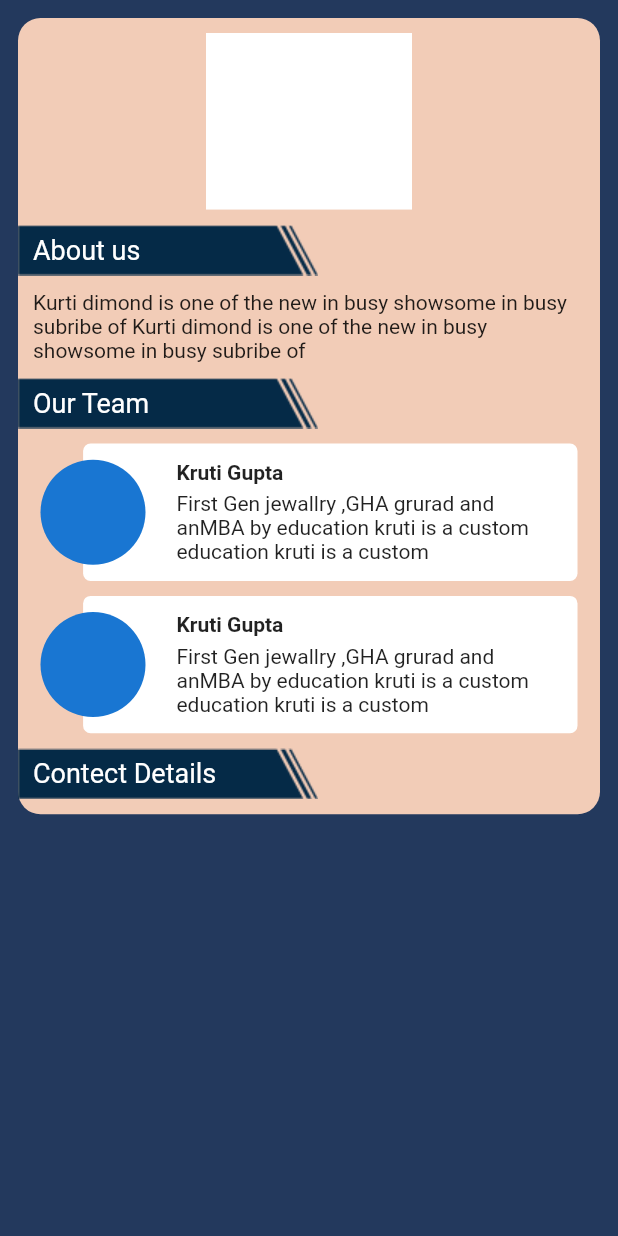
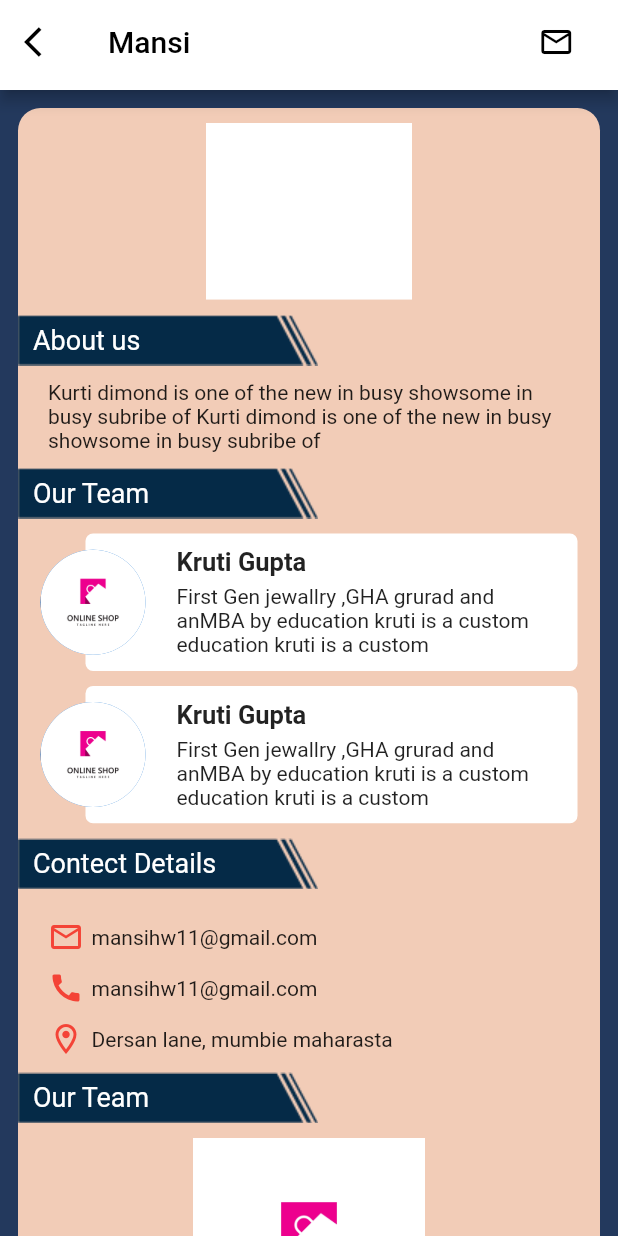
Before and after one commit to CompanyOmTech/food_deliver, a Flutter app: the screen it shows after launch, on a phone screen of 412 x 824 dp. Run offline on Flutter 3.47's test engine with Material 2 defaults, Android fonts, the phone set to English and light mode, and no system bars; drawn by our look-alikes of carousel_slider; our stand-ins replace get.

Commit message:
12-11-2022

```diff
--- a/lib/Screens/aboutus.dart
+++ b/lib/Screens/aboutus.dart
@@ -1,10 +1,16 @@
+import 'package:carousel_slider/carousel_slider.dart';
 import 'package:flutter/material.dart';
 import 'package:get/get.dart';
+import 'package:olocker_demo/Screens/widgets/ourTeam_widgets.dart';
+import 'package:olocker_demo/Screens/widgets/slider_page.dart';
+import 'package:olocker_demo/Screens/widgets/title_image.dart';
+import 'package:olocker_demo/model/imagedata.dart';
+import 'package:olocker_demo/model/imagepath.dart';
+import 'package:olocker_demo/utils/appimages.dart';
 import 'package:olocker_demo/utils/colorsthem.dart';
 import 'package:olocker_demo/utils/dimantion.dart';
-import 'package:sizer/sizer.dart';
-
-import '../utils/appimages.dart';
+import 'package:olocker_demo/utils/extension_method.dart';
+import 'widgets/custemAppbarPage.dart';
 
 class AboutUsPage extends StatefulWidget {
   const AboutUsPage({Key? key}) : super(key: key);
@@ -16,18 +22,20 @@ class AboutUsPage extends StatefulWidget {
 class _AboutUsPageState extends State<AboutUsPage> {
   @override
   Widget build(BuildContext context) {
-    print("current size   " + MediaQuery.of(context).size.height.toString());
-    return Scaffold(
+    // print("current size   " + MediaQuery.of(context).size.height.toString());
+    return SafeArea(
+      child: Scaffold(
         backgroundColor: AppColors.backgroundcolor,
-      body: SafeArea(
-        child: SingleChildScrollView(
+        appBar: CustemAppbarPage(
+            icon: Icons.arrow_back_ios,
+            icon1: Icons.email_outlined,
+            title: "Mansi"),
+        body: SingleChildScrollView(
           child: Column(
             mainAxisAlignment: MainAxisAlignment.start,
             crossAxisAlignment: CrossAxisAlignment.start,
             children: [
-              Padding(
-                padding: const EdgeInsets.all(12),
-                child: Container(
+              Container(
                 padding: const EdgeInsets.symmetric(vertical: 10),
                 width: double.infinity,
                 decoration: BoxDecoration(
@@ -42,166 +50,67 @@ class _AboutUsPageState extends State<AboutUsPage> {
                       decoration: const BoxDecoration(color: Colors.white),
                     ),
                     const SizedBox(height: 10),
+                    TitleAboutPage(text: "About us"),
+                    const SizedBox(height: 10),
+                    const Text(
+                            'Kurti dimond is one of the new in busy showsome in busy subribe of Kurti dimond is one of the new in busy showsome in busy subribe of ')
+                        .commonSymmetricSidePadding(horizontal: 20),
+                    const SizedBox(height: 10),
+                    TitleAboutPage(text: 'Our Team'),
+                    const SizedBox(height: 10),
+                    OurTeamDetailsPage(
+                      text:
+                          'First Gen jewallry ,GHA grurad and anMBA by education kruti is a custom education kruti is a custom',
+                      textname: 'Kruti Gupta',
+                    ),
+                    const SizedBox(height: 10),
+                    OurTeamDetailsPage(
+                      text:
+                          'First Gen jewallry ,GHA grurad and anMBA by education kruti is a custom education kruti is a custom',
+                      textname: 'Kruti Gupta',
+                    ),
+                    const SizedBox(height: 10),
+                    TitleAboutPage(text: "Contect Details"),
+                    const SizedBox(height: 20),
                     Row(
-                        children: [
-                          Stack(
-                            alignment: Alignment.centerLeft,
-                            children: [
-                              Image.asset(
-                                AppImages.about_bg,
+                      children: const [
+                        Icon(
+                          Icons.email_outlined,
+                          color: Colors.red,
                         ),
-                              const Padding(
-                                padding: EdgeInsets.symmetric(horizontal: 10),
-                                child: Text(
-                                  "About us",
-                                  style: TextStyle(
-                                      fontSize: 18, color: Colors.white),
+                        SizedBox(width: 5),
+                        Text("mansihw11@gmail.com"),
+                      ],
+                    ).commonSymmetricSidePadding(horizontal: 20),
+                    const SizedBox(height: 10),
+                    Row(
+                      children: const [
+                        Icon(
+                          Icons.call,
+                          color: Colors.red,
                         ),
+                        SizedBox(width: 5),
+                        Text("mansihw11@gmail.com"),
+                      ],
+                    ).commonSymmetricSidePadding(horizontal: 20),
+                    const SizedBox(height: 10),
+                    Row(
+                      children: const [
+                        Icon(
+                          Icons.location_on_outlined,
+                          color: Colors.red,
                         ),
+                        SizedBox(width: 5),
+                        Text("Dersan lane, mumbie maharasta"),
+                      ],
+                    ).commonSymmetricSidePadding(horizontal: 20),
+                    const SizedBox(height: 10),
+                    TitleAboutPage(text: 'Our Team'),
+                    const SizedBox(height: 10),
+                    const SliderPage(),
                   ],
                 ),
-                        ],
-                      ),
-                      const SizedBox(height: 10),
-                      const Padding(
-                        padding: EdgeInsets.symmetric(horizontal: 10),
-                        child: Text(
-                            'Kurti dimond is one of the new in busy showsome in busy subribe of Kurti dimond is one of the new in busy showsome in busy subribe of '),
-                      ),
-                      const SizedBox(height: 10),
-                      Row(
-                        children: [
-                          Stack(
-                            alignment: Alignment.centerLeft,
-                            children: [
-                              Image.asset(
-                                AppImages.about_bg,
-                              ),
-                              const Padding(
-                                padding: EdgeInsets.symmetric(horizontal: 10),
-                                child: Text(
-                                  "Our Team",
-                                  style: TextStyle(
-                                      fontSize: 18, color: Colors.white),
-                                ),
-                              ),
-                            ],
-                          ),
-                        ],
-                      ),
-                      const SizedBox(height: 10),
-                      Padding(
-                        padding: const EdgeInsets.symmetric(horizontal: 15),
-                        child: Stack(
-                          alignment: Alignment.centerRight,
-                          children: [
-                            Container(
-                              height: Get.size.height / 9,
-                              width: Get.size.width * 0.8,
-                              decoration: BoxDecoration(
-                                  borderRadius: BorderRadius.circular(5),
-                                  color: Colors.white),
-                            ),
-                            const Align(
-                              alignment: Alignment.centerLeft,
-                              child: CircleAvatar(
-                                radius: 35,
-                              ),
-                            ),
-                            Padding(
-                              padding: EdgeInsets.only(
-                                left: Get.size.width * 0.22,
-                                right: Get.size.width * 0.02,
-                              ),
-                              child: Column(
-                                children: [
-                                  Row(
-                                    children: const [
-                                      Text(
-                                        "Kruti Gupta",
-                                        style: TextStyle(
-                                            fontWeight: FontWeight.bold),
-                                      ),
-                                    ],
-                                  ),
-                                  const SizedBox(height: 5),
-                                  const Text(
-                                      "First Gen jewallry ,GHA grurad and anMBA by education kruti is a custom education kruti is a custom"),
-                                ],
-                              ),
-                            )
-                          ],
-                        ),
-                      ),
-                      const SizedBox(height: 10),
-                      Padding(
-                        padding: const EdgeInsets.symmetric(horizontal: 15),
-                        child: Stack(
-                          alignment: Alignment.centerRight,
-                          children: [
-                            Container(
-                              height: Get.size.height / 9,
-                              width: Get.size.width * 0.8,
-                              decoration: BoxDecoration(
-                                  borderRadius: BorderRadius.circular(5),
-                                  color: Colors.white),
-                            ),
-                            const Align(
-                              alignment: Alignment.centerLeft,
-                              child: CircleAvatar(
-                                radius: 35,
-                              ),
-                            ),
-                            Padding(
-                              padding: EdgeInsets.only(
-                                left: Get.size.width * 0.22,
-                                right: Get.size.width * 0.02,
-                              ),
-                              child: Column(
-                                children: [
-                                  Row(
-                                    children: const [
-                                      Text(
-                                        "Kruti Gupta",
-                                        style: TextStyle(
-                                            fontWeight: FontWeight.bold),
-                                      ),
-                                    ],
-                                  ),
-                                  const SizedBox(height: 5),
-                                  const Text(
-                                      "First Gen jewallry ,GHA grurad and anMBA by education kruti is a custom education kruti is a custom"),
-                                ],
-                              ),
-                            )
-                          ],
-                        ),
-                      ),
-                      const SizedBox(height: 10),
-                      Row(
-                        children: [
-                          Stack(
-                            alignment: Alignment.centerLeft,
-                            children: [
-                              Image.asset(
-                                AppImages.about_bg,
-                              ),
-                              const Padding(
-                                padding: EdgeInsets.symmetric(horizontal: 10),
-                                child: Text(
-                                  "Contect Details",
-                                  style: TextStyle(
-                                      fontSize: 18, color: Colors.white),
-                                ),
-                              ),
-                            ],
-                          ),
-                        ],
-                      ),
-                    ],
-                  ),
-                ),
-              ),
+              ).commonAllSidePadding(12),
             ],
           ),
         ),
--- /dev/null
+++ b/lib/Screens/widgets/custemAppbarPage.dart
@@ -0,0 +1,40 @@
+// ignore_for_file: public_member_api_docs, sort_constructors_first
+import 'package:flutter/material.dart';
+import 'package:olocker_demo/utils/dimantion.dart';
+import 'package:olocker_demo/utils/extension_method.dart';
+
+class CustemAppbarPage extends StatelessWidget with PreferredSizeWidget {
+  final String title;
+  final IconData icon;
+  final IconData icon1;
+  Color? color;
+  CustemAppbarPage({
+    Key? key,
+    required this.title,
+    required this.icon,
+    required this.icon1,
+    this.color = Colors.black,
+  }) : super(key: key);
+  Size get preferredSize => const Size.fromHeight(60);
+
+  @override
+  Widget build(BuildContext context) {
+    return AppBar(
+      backgroundColor: Colors.white,
+      leading: Icon(
+        icon,
+        color: color,
+      ),
+      title: Text(
+        title,
+        style: TextStyle(color: color),
+      ),
+      actions: [
+        Icon(
+          icon1,
+          color: color,
+        ).commonOnlyPadding(right: Dimantion.iconPaddingRight),
+      ],
+    );
+  }
+}
--- /dev/null
+++ b/lib/Screens/widgets/ourTeam_widgets.dart
@@ -0,0 +1,64 @@
+import 'package:flutter/material.dart';
+
+import 'package:get/get.dart';
+import 'package:olocker_demo/utils/appimages.dart';
+import 'package:olocker_demo/utils/extension_method.dart';
+
+class OurTeamDetailsPage extends StatelessWidget {
+  Image? image;
+  final String textname;
+  final String text;
+
+  Color? color;
+
+  OurTeamDetailsPage(
+      {Key? key,
+      required this.textname,
+      required this.text,
+      this.color = Colors.white,
+      this.image})
+      : super(key: key);
+
+  @override
+  Widget build(BuildContext context) {
+    return Stack(
+      alignment: Alignment.centerRight,
+      children: [
+        Container(
+          height: Get.size.height / 9,
+          decoration: BoxDecoration(
+              borderRadius: BorderRadius.circular(5), color: color),
+        ).commonOnlyPadding(left: 30),
+     const   Align(
+          alignment: Alignment.centerLeft,
+          child: CircleAvatar(
+            backgroundImage: AssetImage(AppImages.circleimage),
+            radius: 35,
+          ),
+        ),
+        Padding(
+          padding: EdgeInsets.only(
+            left: Get.size.width * 0.22,
+            right: Get.size.width * 0.02,
+          ),
+          child: Column(
+            children: [
+              Row(
+                children: [
+                  Text(
+                    textname,
+                    style: const TextStyle(
+                        fontWeight: FontWeight.bold, fontSize: 17),
+                  ),
+                ],
+              ),
+              const SizedBox(height: 5),
+              Text(text)
+              // "First Gen jewallry ,GHA grurad and anMBA by education kruti is a custom education kruti is a custom"),
+            ],
+          ),
+        )
+      ],
+    ).commonSymmetricSidePadding(horizontal: 15);
+  }
+}
--- /dev/null
+++ b/lib/Screens/widgets/slider_page.dart
@@ -0,0 +1,84 @@
+import 'package:carousel_slider/carousel_slider.dart';
+import 'package:flutter/material.dart';
+import 'package:flutter/src/foundation/key.dart';
+import 'package:flutter/src/widgets/framework.dart';
+import 'package:olocker_demo/model/imagedata.dart';
+import 'package:olocker_demo/model/imagepath.dart';
+import 'package:olocker_demo/utils/dimantion.dart';
+import 'package:olocker_demo/utils/extension_method.dart';
+
+import '../../utils/colorsthem.dart';
+
+class SliderPage extends StatefulWidget {
+  const SliderPage({Key? key}) : super(key: key);
+
+  @override
+  State<SliderPage> createState() => _SliderPageState();
+}
+
+class _SliderPageState extends State<SliderPage> {
+   List<ImageData> locationimage = [];
+
+  int _currentIndex = 0;
+
+  @override
+  void initState() {
+    locationimage = Data.getimages();
+    // print("****$locationimage");
+    super.initState();
+  }
+  @override
+  Widget build(BuildContext context) {
+    return Column(children: [
+      CarouselSlider.builder(
+                      itemCount: locationimage.length,
+                      itemBuilder: ((context, index, realIndex) {
+                        return Container(
+                          height: Dimantion.locationImage,
+                          decoration: BoxDecoration(
+                            image: DecorationImage(
+                              image: AssetImage(
+                                  locationimage[index].image.toString()),
+                            ),
+                          ),
+                        );
+                      }),
+                      options: CarouselOptions(
+                          onPageChanged: ((index, reason) {
+                            setState(() {
+                              _currentIndex = index;
+                            });
+                          }),
+                          aspectRatio: 16 / 9,
+                          viewportFraction: 0.8,
+                          initialPage: 0,
+                          enableInfiniteScroll: true,
+                          // reverse: false,
+                          autoPlayCurve: Curves.fastOutSlowIn,
+                          // scrollDirection: Axis.horizontal,
+                          height: Dimantion.locationImage),
+                    ),
+                    Row(
+                      mainAxisAlignment: MainAxisAlignment.end,
+                      children: locationimage.map((url) {
+                        int index = locationimage.indexOf(url);
+                        return Container(
+                          width: 12,
+                          height: 12,
+                          margin: const EdgeInsets.symmetric(
+                              vertical: 10.0, horizontal: 2.0),
+                          decoration: BoxDecoration(
+                            shape: BoxShape.circle,
+                            border: _currentIndex == index
+                                ? Border.all(width: 1, color: Colors.white)
+                                : Border.all(width: 0),
+                            color: _currentIndex == index
+                                ? AppColors.indicaterColor1
+                                : AppColors.indicaterColor2,
+                          ),
+                        );
+                      }).toList(),
+                    ).commonOnlyPadding(right: 30),
+    ],);
+  }
+}
--- /dev/null
+++ b/lib/Screens/widgets/title_image.dart
@@ -0,0 +1,30 @@
+import 'package:flutter/material.dart';
+import 'package:olocker_demo/utils/appimages.dart';
+import 'package:olocker_demo/utils/extension_method.dart';
+
+class TitleAboutPage extends StatelessWidget {
+  final String text;
+  Image? images;
+
+  TitleAboutPage({Key? key, required this.text}) : super(key: key);
+
+  @override
+  Widget build(BuildContext context) {
+    return Row(
+      children: [
+        Stack(
+          alignment: Alignment.centerLeft,
+          children: [
+            Image.asset(
+              AppImages.about_bg,
+            ),
+            Text(
+              text,
+              style: const TextStyle(fontSize: 18, color: Colors.white),
+            ).commonSymmetricSidePadding(horizontal: 10),
+          ],
+        ),
+      ],
+    );
+  }
+}
--- /dev/null
+++ b/lib/model/imagedata.dart
@@ -0,0 +1,5 @@
+class ImageData {
+  final String? image;
+
+  ImageData({this.image});
+}
--- /dev/null
+++ b/lib/model/imagepath.dart
@@ -0,0 +1,11 @@
+import 'package:olocker_demo/model/imagedata.dart';
+
+class Data {
+  static List<ImageData> getimages() {
+    return [
+      ImageData(image: "assets/images/location1.png"),
+      ImageData(image: "assets/images/location2.png"),
+      ImageData(image: "assets/images/location3.png"),
+    ];
+  }
+}
--- a/lib/utils/appimages.dart
+++ b/lib/utils/appimages.dart
@@ -2,4 +2,5 @@ class AppImages {
   static const root = 'assets/images/';
   static const aboutusbackgroungimg = root + 'backimage.jpg';
   static const about_bg = root + 'about_bg.png';
+  static const circleimage= root+'location1.png';
 }
--- a/lib/utils/colorsthem.dart
+++ b/lib/utils/colorsthem.dart
@@ -1,6 +1,11 @@
 import 'package:flutter/cupertino.dart';
+import 'package:flutter/material.dart';
 
 class AppColors {
   static final Color backgroundcolor = Color(0xFF23395d);
   static final Color containercol = Color(0xFFF2CCB7);
+  static final Color indicaterColor2 = Color.fromRGBO(0, 0, 0, 0.4);
+  static final Color indicaterColor1 = Colors.amber;
+
+
 }
--- a/lib/utils/dimantion.dart
+++ b/lib/utils/dimantion.dart
@@ -3,10 +3,9 @@ import 'package:get/get.dart';
 class Dimantion {
   static double screenHeight = Get.context!.height;
   static double screenWidth = Get.context!.width;
-  // static double container = screenHeight / 1;
   static double paddinglaft = screenWidth / 7.09;
   static double paddingtop = screenHeight / 7.09;
-
-
-  // static double
+  static double locationImage = screenHeight / 5.33;
+  static double whiteContainer = screenWidth / 5.33;
+  static double iconPaddingRight = screenWidth / 14.09;
 }
--- /dev/null
+++ b/lib/utils/extension_method.dart
@@ -0,0 +1,27 @@
+import 'package:flutter/cupertino.dart';
+
+extension CustomPaddingWidget on Widget {
+  Widget commonAllSidePadding(double padding) {
+    return Padding(
+      padding: EdgeInsets.all(padding),
+      child: this,
+    );
+  }
+
+  Widget commonSymmetricSidePadding(
+      {double horizontal = 0, double vertical = 0}) {
+    return Padding(
+      padding: EdgeInsets.symmetric(horizontal: horizontal, vertical: vertical),
+      child: this,
+    );
+  }
+
+  Widget commonOnlyPadding(
+      {double left = 0, double right = 0, double top = 0, double bottom = 0}) {
+    return Padding(
+      padding:
+          EdgeInsets.only(left: left, right: right, top: top, bottom: bottom),
+      child: this,
+    );
+  }
+}
--- a/pubspec.yaml
+++ b/pubspec.yaml
@@ -33,6 +33,8 @@ dependencies:
   # The following adds the Cupertino Icons font to your application.
   # Use with the CupertinoIcons class for iOS style icons.
   cupertino_icons: ^1.0.2
+  carousel_slider: ^4.1.1
+  flutter_page_view_indicator: ^0.0.5
   sizer: ^2.0.15
   get: ^4.6.1
 
```
Also changed, not shown: assets/images/location1.png (added), assets/images/location2.png (added), assets/images/location3.png (added), pubspec.lock. Lines whose indentation alone changed are shown as unchanged.
